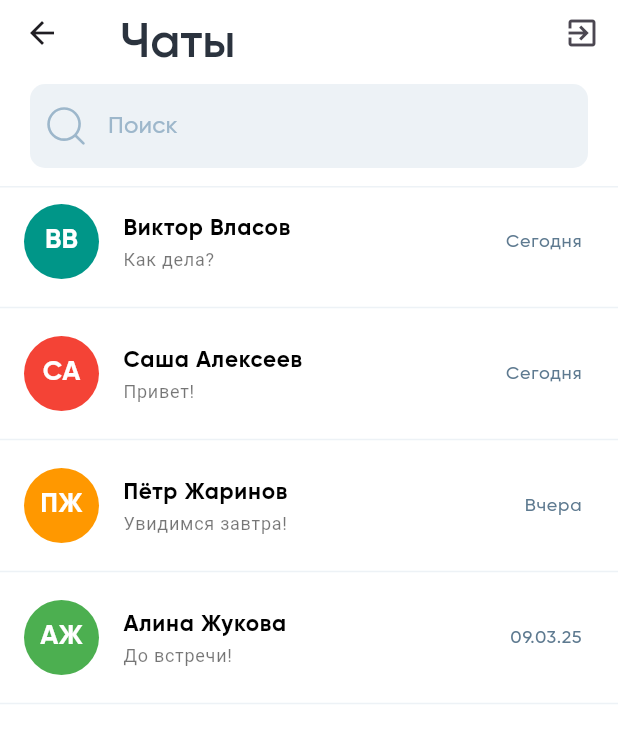
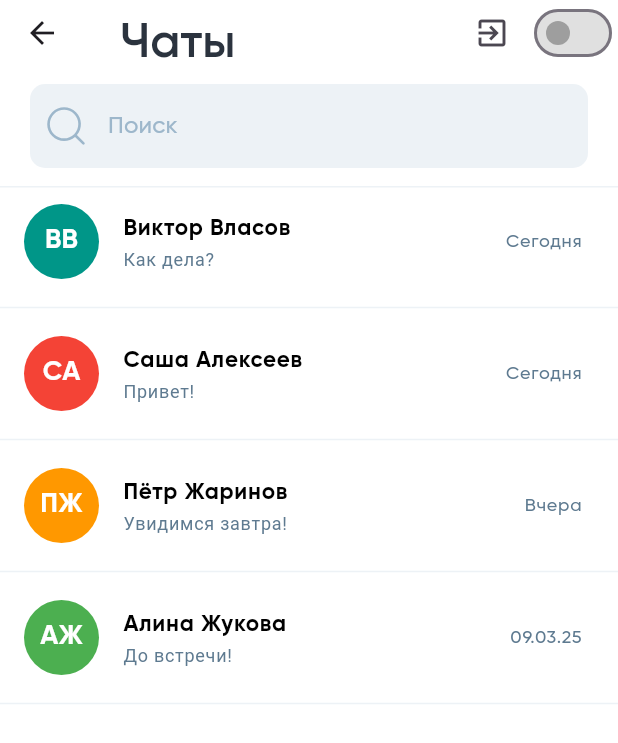
Before and after one commit to DiMM2021/chatter, a Flutter app: the ChatListScreen screen opened by its route, on a phone screen of 412 x 824 dp. Shown: the top 743 px of the screen. Run offline on Flutter 3.47's test engine with Material 3 defaults, Android fonts, the phone set to English and light mode, and no system bars; our stand-ins replace audioplayers, auto_route, bloc, chat_bubbles, equatable, firebase_auth and 9 more; missing offline and left inert: record; accounts and stored records are empty.

Commit message:
dark theme

```diff
--- /dev/null
+++ b/lib/blocs/theme_cubit.dart
@@ -0,0 +1,12 @@
+import 'package:chatter/theme/dark_theme.dart';
+import 'package:chatter/theme/light_theme.dart';
+import 'package:flutter/material.dart';
+import 'package:flutter_bloc/flutter_bloc.dart';
+
+class ThemeCubit extends Cubit<ThemeData> {
+  ThemeCubit() : super(lightTheme);
+
+  void toggleTheme() {
+    emit(state.brightness == Brightness.dark ? lightTheme : darkTheme);
+  }
+}
--- a/lib/main.dart
+++ b/lib/main.dart
@@ -1,6 +1,7 @@
 import 'package:chatter/api/firebase_api.dart';
 import 'package:chatter/blocs/audio_cubit.dart';
 import 'package:chatter/blocs/auth_bloc.dart';
+import 'package:chatter/blocs/theme_cubit.dart';
 import 'package:chatter/firebase_options.dart';
 import 'package:firebase_core/firebase_core.dart';
 import 'package:flutter/material.dart';
@@ -35,6 +36,7 @@ void main() async {
   runApp(
     MultiBlocProvider(
       providers: [
+        BlocProvider(create: (context) => ThemeCubit()),
         BlocProvider(create: (context) => AuthBloc()),
         BlocProvider(create: (context) => AudioCubit()),
         BlocProvider(create: (context) => chatBloc),
--- a/lib/screens/authorization/reset_password_page.dart
+++ b/lib/screens/authorization/reset_password_page.dart
@@ -1,6 +1,6 @@
 import 'package:auto_route/auto_route.dart';
 import 'package:chatter/blocs/auth_bloc.dart';
-import 'package:chatter/theme/theme.dart';
+import 'package:chatter/theme/light_theme.dart';
 import 'package:chatter/widgets/input_decoration.dart';
 import 'package:chatter/utils/validators.dart';
 import 'package:flutter/material.dart';
--- a/lib/screens/authorization/signin_page.dart
+++ b/lib/screens/authorization/signin_page.dart
@@ -1,7 +1,7 @@
 import 'package:auto_route/auto_route.dart';
 import 'package:chatter/blocs/auth_bloc.dart';
 import 'package:chatter/router/app_router.dart';
-import 'package:chatter/theme/theme.dart';
+import 'package:chatter/theme/light_theme.dart';
 import 'package:chatter/widgets/input_decoration.dart';
 import 'package:chatter/utils/validators.dart';
 import 'package:flutter/material.dart';
--- a/lib/screens/authorization/signup_page.dart
+++ b/lib/screens/authorization/signup_page.dart
@@ -1,6 +1,6 @@
 import 'package:auto_route/auto_route.dart';
 import 'package:chatter/blocs/auth_bloc.dart';
-import 'package:chatter/theme/theme.dart';
+import 'package:chatter/theme/light_theme.dart';
 import 'package:chatter/widgets/input_decoration.dart';
 import 'package:chatter/utils/validators.dart';
 import 'package:flutter/material.dart';
--- a/lib/screens/authorization/verify_email_page.dart
+++ b/lib/screens/authorization/verify_email_page.dart
@@ -1,7 +1,7 @@
 import 'package:auto_route/auto_route.dart';
 import 'package:chatter/blocs/auth_bloc.dart';
 import 'package:chatter/router/app_router.dart';
-import 'package:chatter/theme/theme.dart';
+import 'package:chatter/theme/light_theme.dart';
 import 'package:flutter/material.dart';
 import 'package:flutter_bloc/flutter_bloc.dart';
 
--- a/lib/screens/firebase_stream.dart
+++ b/lib/screens/firebase_stream.dart
@@ -14,7 +14,7 @@ class FirebaseStreamPage extends StatelessWidget {
       builder: (context, snapshot) {
         if (snapshot.hasError) {
           return Scaffold(
-            body: Center(child: Text('Hello')),
+            body: Center(),
           );
         }
         else if (snapshot.connectionState == ConnectionState.waiting) {
--- a/lib/theme/theme.dart
+++ b/lib/theme/dark_theme.dart
@@ -1,46 +1,46 @@
 import 'package:flutter/material.dart';
 
 const Color white = Color(0xFFFFFFFF);
-const Color green = Color(0xFF3CED78);
-const Color darkGreen = Color(0xFF00521C);
-const Color stroke = Color(0xFFEDF2F6);
-const Color black = Color(0xFF2B333E);
-const Color gray = Color(0xFF9DB7CB);
+const Color green = Color(0xFF00C853);
+const Color darkGreen = Color(0xFF66BB6A);
+const Color stroke = Color(0xFF1E1E1E);
+const Color black = Color(0xFF121212);
+const Color gray = Color(0xFFB0BEC5);
 const Color darkBlack = Color(0xFF000000);
-const Color darkGray = Color(0xFF5E7A90);
-const Color kPrimaryColor = Color(0xFF008080);
-const Color kAccentColor = Color(0xFFFF5722);
-const Color kBackgroundColor = Color(0xFFFAFAFA);
-const Color kTextColor = Color(0xFF37474F);
-const Color kIconHighlightColor = Color(0xFFCDDC39);
+const Color darkGray = Color(0xFF78909C);
+const Color kPrimaryColor = Color(0xFF004D40);
+const Color kAccentColor = Color(0xFFFF7043);
+const Color kBackgroundColor = Color(0xFF121212);
+const Color kTextColor = Color(0xFFE0E0E0);
+const Color kIconHighlightColor = Color(0xFFFFC107);
 
-final ThemeData chatTheme = ThemeData(
+final ThemeData darkTheme = ThemeData(
   fontFamily: 'Gilroy',
-  brightness: Brightness.light,
-  primaryColor: green,
-  scaffoldBackgroundColor: white,
+  brightness: Brightness.dark,
+  primaryColor: darkGreen,
+  scaffoldBackgroundColor: black,
   canvasColor: stroke,
   appBarTheme: AppBarTheme(
-    backgroundColor: Colors.white,
+    backgroundColor: darkBlack,
   ),
   textTheme: TextTheme(
     titleLarge:
-        TextStyle(fontSize: 32, fontWeight: FontWeight.w600, color: black),
+        TextStyle(fontSize: 32, fontWeight: FontWeight.w600, color: white),
     titleMedium:
-        TextStyle(fontSize: 20, fontWeight: FontWeight.w700, color: white),
+        TextStyle(fontSize: 20, fontWeight: FontWeight.w700, color: gray),
     labelLarge:
         TextStyle(fontSize: 16, fontWeight: FontWeight.w500, color: gray),
     labelMedium:
-        TextStyle(fontSize: 15, fontWeight: FontWeight.w700, color: darkBlack),
+        TextStyle(fontSize: 15, fontWeight: FontWeight.w700, color: white),
     labelSmall:
-        TextStyle(fontSize: 12, fontWeight: FontWeight.w500, color: darkGray),
+        TextStyle(fontSize: 12, fontWeight: FontWeight.w500, color: gray),
     displayMedium:
         TextStyle(fontSize: 30, fontWeight: FontWeight.w600, color: white),
   ),
-  iconTheme: IconThemeData(color: black),
+  iconTheme: IconThemeData(color: gray),
   elevatedButtonTheme: ElevatedButtonThemeData(
     style: ElevatedButton.styleFrom(
-      backgroundColor: stroke,
+      backgroundColor: darkGreen,
       foregroundColor: black,
       shape: RoundedRectangleBorder(borderRadius: BorderRadius.circular(8)),
     ),
@@ -58,7 +58,7 @@ final ThemeData chatTheme = ThemeData(
     ),
   ),
   cardTheme: CardTheme(
-    color: green,
+    color: darkGreen,
     shape: RoundedRectangleBorder(borderRadius: BorderRadius.circular(12)),
   ),
 );
--- /dev/null
+++ b/lib/theme/light_theme.dart
@@ -0,0 +1,64 @@
+import 'package:flutter/material.dart';
+
+const Color white = Color(0xFFFFFFFF);
+const Color green = Color(0xFF3CED78);
+const Color darkGreen = Color(0xFF00521C);
+const Color stroke = Color(0xFFEDF2F6);
+const Color black = Color(0xFF2B333E);
+const Color gray = Color(0xFF9DB7CB);
+const Color darkBlack = Color(0xFF000000);
+const Color darkGray = Color(0xFF5E7A90);
+const Color kPrimaryColor = Color(0xFF008080);
+const Color kAccentColor = Color(0xFFFF5722);
+const Color kBackgroundColor = Color(0xFFFAFAFA);
+const Color kTextColor = Color(0xFF37474F);
+const Color kIconHighlightColor = Color(0xFFCDDC39);
+
+final ThemeData lightTheme = ThemeData(
+  fontFamily: 'Gilroy',
+  brightness: Brightness.light,
+  primaryColor: green,
+  scaffoldBackgroundColor: white,
+  canvasColor: stroke,
+  appBarTheme: AppBarTheme(
+    backgroundColor: Colors.white,
+  ),
+  textTheme: TextTheme(
+    titleLarge:
+        TextStyle(fontSize: 32, fontWeight: FontWeight.w600, color: black),
+    titleMedium:
+        TextStyle(fontSize: 20, fontWeight: FontWeight.w700, color: white),
+    labelLarge:
+        TextStyle(fontSize: 16, fontWeight: FontWeight.w500, color: gray),
+    labelMedium:
+        TextStyle(fontSize: 15, fontWeight: FontWeight.w700, color: darkBlack),
+    labelSmall:
+        TextStyle(fontSize: 12, fontWeight: FontWeight.w500, color: darkGray),
+    displayMedium:
+        TextStyle(fontSize: 30, fontWeight: FontWeight.w600, color: white),
+  ),
+  iconTheme: IconThemeData(color: black),
+  elevatedButtonTheme: ElevatedButtonThemeData(
+    style: ElevatedButton.styleFrom(
+      backgroundColor: stroke,
+      foregroundColor: black,
+      shape: RoundedRectangleBorder(borderRadius: BorderRadius.circular(8)),
+    ),
+  ),
+  inputDecorationTheme: InputDecorationTheme(
+    filled: true,
+    fillColor: stroke,
+    border: OutlineInputBorder(
+      borderRadius: BorderRadius.circular(10),
+      borderSide: BorderSide.none,
+    ),
+    focusedBorder: OutlineInputBorder(
+      borderRadius: BorderRadius.circular(10),
+      borderSide: BorderSide.none,
+    ),
+  ),
+  cardTheme: CardTheme(
+    color: green,
+    shape: RoundedRectangleBorder(borderRadius: BorderRadius.circular(12)),
+  ),
+);
--- a/lib/theme/snack_bar.dart
+++ b/lib/theme/snack_bar.dart
@@ -1,5 +1,5 @@
 
-import 'package:chatter/theme/theme.dart';
+import 'package:chatter/theme/light_theme.dart';
 import 'package:flutter/material.dart';
 
 class SnackBarService {
--- a/lib/widgets/audio_bubble.dart
+++ b/lib/widgets/audio_bubble.dart
@@ -1,7 +1,7 @@
 import 'package:chat_bubbles/bubbles/bubble_normal_audio.dart';
 import 'package:chatter/blocs/audio_cubit.dart';
 import 'package:chatter/blocs/audio_state.dart';
-import 'package:chatter/theme/theme.dart';
+import 'package:chatter/theme/light_theme.dart';
 import 'package:flutter/material.dart';
 import 'package:flutter_bloc/flutter_bloc.dart';
 
--- a/lib/widgets/chat_attachment.dart
+++ b/lib/widgets/chat_attachment.dart
@@ -1,4 +1,4 @@
-import 'package:chatter/theme/theme.dart';
+import 'package:chatter/theme/light_theme.dart';
 import 'package:flutter/material.dart';
 import 'package:image_picker/image_picker.dart';
 import 'package:flutter_svg/flutter_svg.dart';
--- a/lib/widgets/chat_audio.dart
+++ b/lib/widgets/chat_audio.dart
@@ -1,5 +1,5 @@
 import 'dart:io';
-import 'package:chatter/theme/theme.dart';
+import 'package:chatter/theme/light_theme.dart';
 import 'package:flutter/material.dart';
 import 'package:flutter_svg/flutter_svg.dart';
 import 'package:path_provider/path_provider.dart';
--- a/lib/widgets/chat_bubbles.dart
+++ b/lib/widgets/chat_bubbles.dart
@@ -2,7 +2,7 @@ import 'package:chatter/blocs/audio_cubit.dart';
 import 'package:flutter/material.dart';
 import 'package:flutter_bloc/flutter_bloc.dart';
 import 'package:chat_bubbles/chat_bubbles.dart';
-import 'package:chatter/theme/theme.dart';
+import 'package:chatter/theme/light_theme.dart';
 import 'dart:io';
 import 'audio_bubble.dart';
 
--- a/lib/widgets/chat_input_field.dart
+++ b/lib/widgets/chat_input_field.dart
@@ -4,7 +4,7 @@ import '../blocs/message_bloc.dart';
 import '../widgets/chat_audio.dart';
 import '../widgets/chat_attachment.dart';
 import '../models/message_model.dart';
-import '../theme/theme.dart';
+import '../theme/light_theme.dart';
 
 class ChatInputField extends StatelessWidget {
   final String chatId;
@@ -47,7 +47,6 @@ class ChatInputField extends StatelessWidget {
     return Container(
       padding: const EdgeInsets.symmetric(horizontal: 20.0, vertical: 10.0),
       decoration: const BoxDecoration(
-        color: Colors.white,
         borderRadius: BorderRadius.only(
           topLeft: Radius.circular(20),
           topRight: Radius.circular(20),
--- a/lib/widgets/chat_list_tile.dart
+++ b/lib/widgets/chat_list_tile.dart
@@ -1,5 +1,5 @@
 import 'package:chatter/models/chat_model.dart';
-import 'package:chatter/theme/theme.dart';
+import 'package:chatter/theme/light_theme.dart';
 import 'package:flutter/material.dart';
 import 'package:flutter_bloc/flutter_bloc.dart';
 import '../screens/chat_screen.dart';
@@ -37,15 +37,19 @@ class ChatListTile extends StatelessWidget {
                 style: Theme.of(context).textTheme.labelSmall,
                 children: [
                   if (chat.lastMessage.startsWith("Вы: "))
-                    const TextSpan(
+                    TextSpan(
                       text: "Вы: ",
                       style: TextStyle(
-                          fontWeight: FontWeight.bold, color: Colors.black),
+                        fontWeight: FontWeight.bold,
+                        color: Theme.of(context).textTheme.labelSmall?.color,
+                      ),
                     ),
                   TextSpan(
                     text: chat.lastMessage.replaceFirst("Вы: ", ""),
-                    style: const TextStyle(
-                        fontWeight: FontWeight.normal, color: Colors.black54),
+                    style: TextStyle(
+                      fontWeight: FontWeight.normal,
+                      color: Theme.of(context).textTheme.labelSmall?.color,
+                    ),
                   ),
                 ],
               ),
--- a/lib/widgets/input_decoration.dart
+++ b/lib/widgets/input_decoration.dart
@@ -1,5 +1,5 @@
 
-import 'package:chatter/theme/theme.dart';
+import 'package:chatter/theme/light_theme.dart';
 import 'package:flutter/material.dart';
 
 class CustomInputDecoration {
--- /dev/null
+++ b/lib/widgets/toggle_theme.dart
@@ -0,0 +1,19 @@
+import 'package:chatter/blocs/theme_cubit.dart';
+import 'package:chatter/theme/light_theme.dart';
+import 'package:flutter/material.dart';
+import 'package:flutter_bloc/flutter_bloc.dart';
+
+class ToggleTheme extends StatelessWidget {
+  const ToggleTheme({super.key});
+
+  @override
+  Widget build(BuildContext context) {
+    return Switch(
+      value: context.watch<ThemeCubit>().state.brightness == Brightness.dark,
+      onChanged: (value) => context.read<ThemeCubit>().toggleTheme(),
+      activeColor: green,
+      inactiveThumbColor: Colors.grey,
+      inactiveTrackColor: Colors.grey.shade300,
+    );
+  }
+}
```
Also changed, not shown: lib/app.dart (+13 -7 lines), lib/widgets/chat_app_bar.dart (+5 -3 lines).
